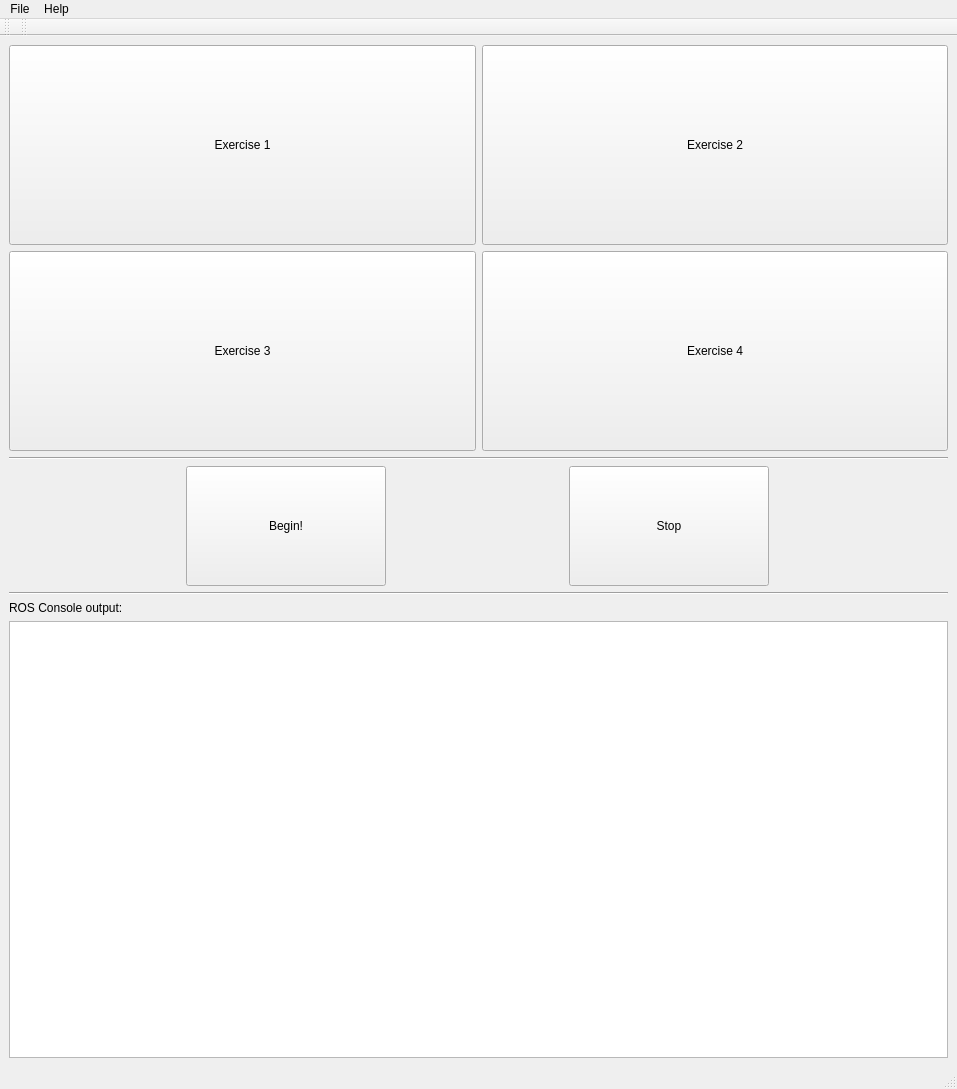
First picture: the form in src/gui/QTRehaZenterGUI.ui, repository tolgasaglik/rehabilitation_framework, before the edit.
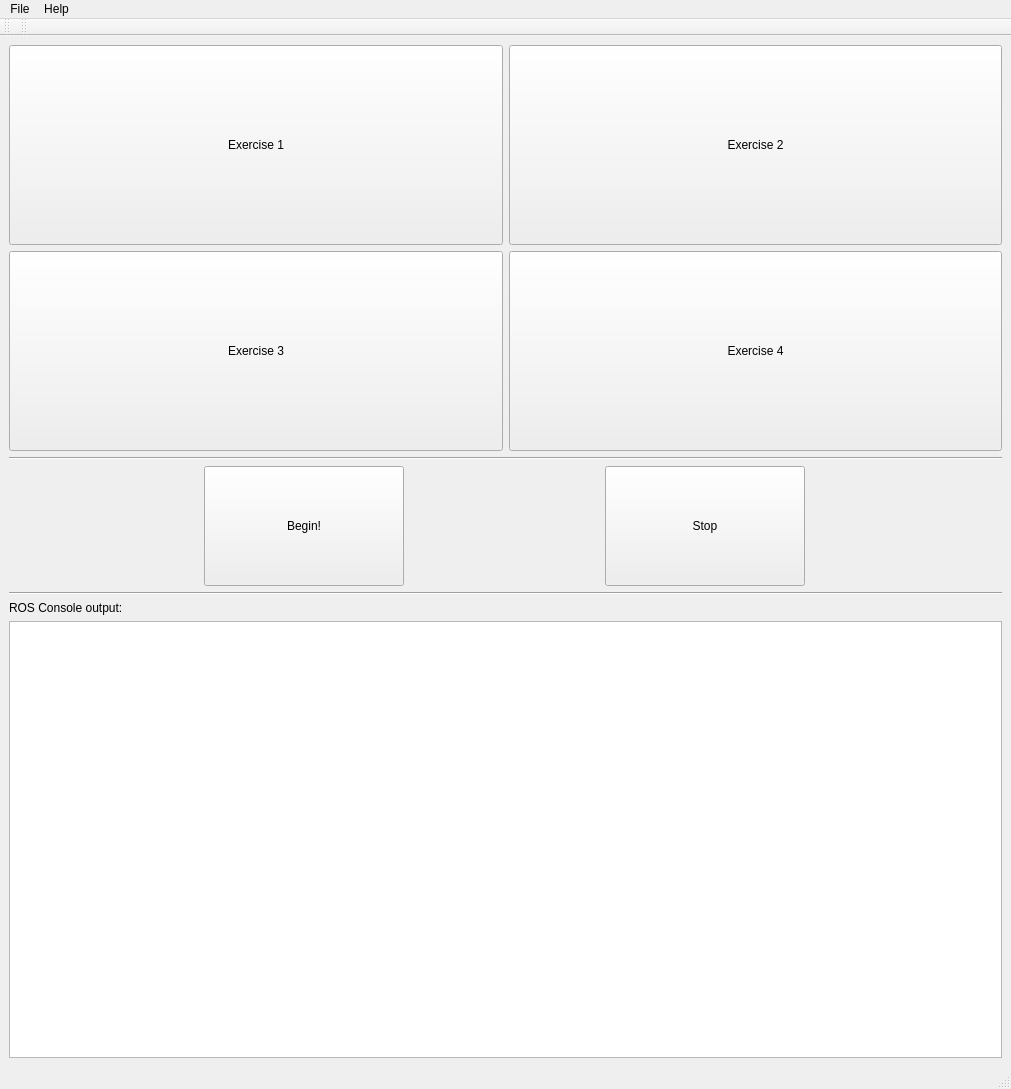
Second picture: the form after the edit.

Commit message: Added preferences widget to GUI, fixed some threading and shutdown bugs

What changed in the file:
```diff
--- a/src/gui/QTRehaZenterGUI.ui
+++ b/src/gui/QTRehaZenterGUI.ui
@@ -6,7 +6,7 @@
    <rect>
     <x>0</x>
     <y>0</y>
-    <width>957</width>
+    <width>1011</width>
     <height>1089</height>
    </rect>
   </property>
@@ -213,7 +213,7 @@
     <rect>
      <x>0</x>
      <y>0</y>
-     <width>957</width>
+     <width>1011</width>
      <height>35</height>
     </rect>
    </property>
```
Left out of the diff: 4 changed lines with no effect on the pictures. The commit also changes 5 other files.
